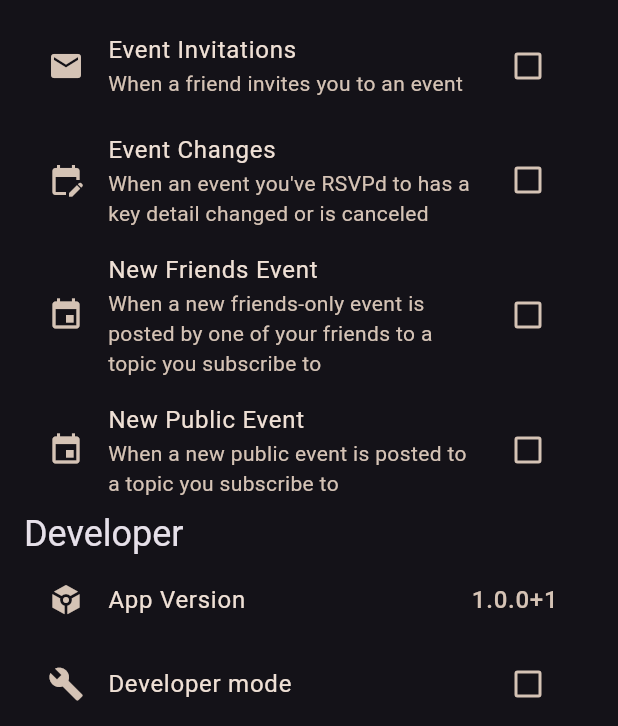
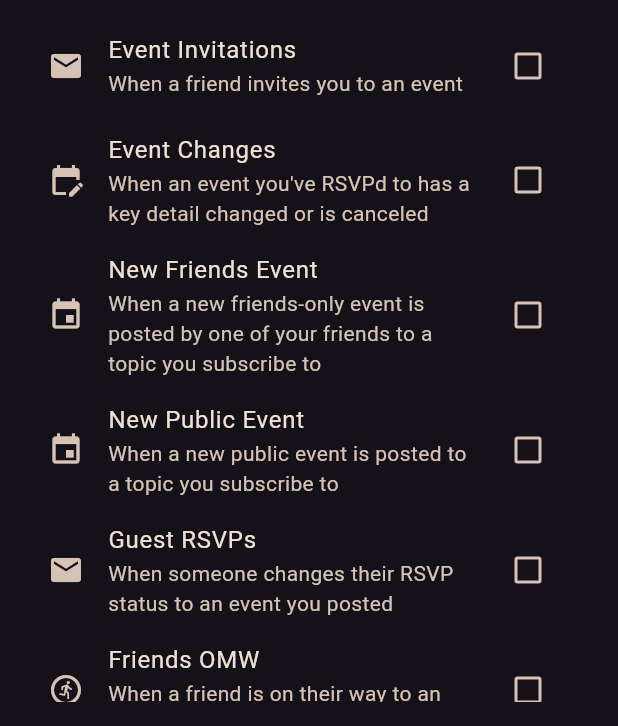
Before and after one commit to SquadQuest/SquadQuest, a Flutter app: the SettingsScreen screen opened by its route, on a phone screen of 412 x 824 dp, the part 510-1236 px from its top. Run offline on Flutter 3.47's test engine with Material 3 defaults, Android fonts, the phone set to English and light mode, and no system bars; our stand-ins replace dio, easy_debounce, firebase_core, firebase_messaging, flutter_contacts, flutter_dotenv and 13 more; missing offline and left inert: dart:js_interop, geobase, maplibre_gl, open_location_code, web_browser_detect; accounts and stored records are empty; network calls fail.

Commit message:
feat(profile): add RSVP notification types

```diff
--- a/lib/components/forms/notifications.dart
+++ b/lib/components/forms/notifications.dart
@@ -83,6 +83,32 @@ class _NotificationOptionsState extends ConsumerState<NotificationOptions> {
           },
           secondary: const Icon(Icons.event),
         ),
+        CheckboxListTile(
+          title: const Text('Guest RSVPs'),
+          subtitle: const Text(
+              'When someone changes their RSVP status to an event you posted'),
+          value: profile.value?.enabledNotifications
+                  .contains(NotificationType.guestRsvp) ??
+              false,
+          onChanged: (bool? enabled) async {
+            await profileController.setNotificationEnabled(
+                NotificationType.guestRsvp, enabled!);
+          },
+          secondary: const Icon(Icons.mail),
+        ),
+        CheckboxListTile(
+          title: const Text('Friends OMW'),
+          subtitle: const Text(
+              'When a friend is on their way to an event you RSVPd to'),
+          value: profile.value?.enabledNotifications
+                  .contains(NotificationType.friendOnTheWay) ??
+              false,
+          onChanged: (bool? enabled) async {
+            await profileController.setNotificationEnabled(
+                NotificationType.friendOnTheWay, enabled!);
+          },
+          secondary: const Icon(Icons.run_circle_outlined),
+        ),
       ],
     );
   }
--- a/lib/models/user.dart
+++ b/lib/models/user.dart
@@ -7,7 +7,9 @@ enum NotificationType {
   eventInvitation,
   eventChange,
   friendsEventPosted,
-  publicEventPosted
+  publicEventPosted,
+  guestRsvp,
+  friendOnTheWay
 }
 
 class UserProfile {
```
Also changed, not shown: 1 other file.
